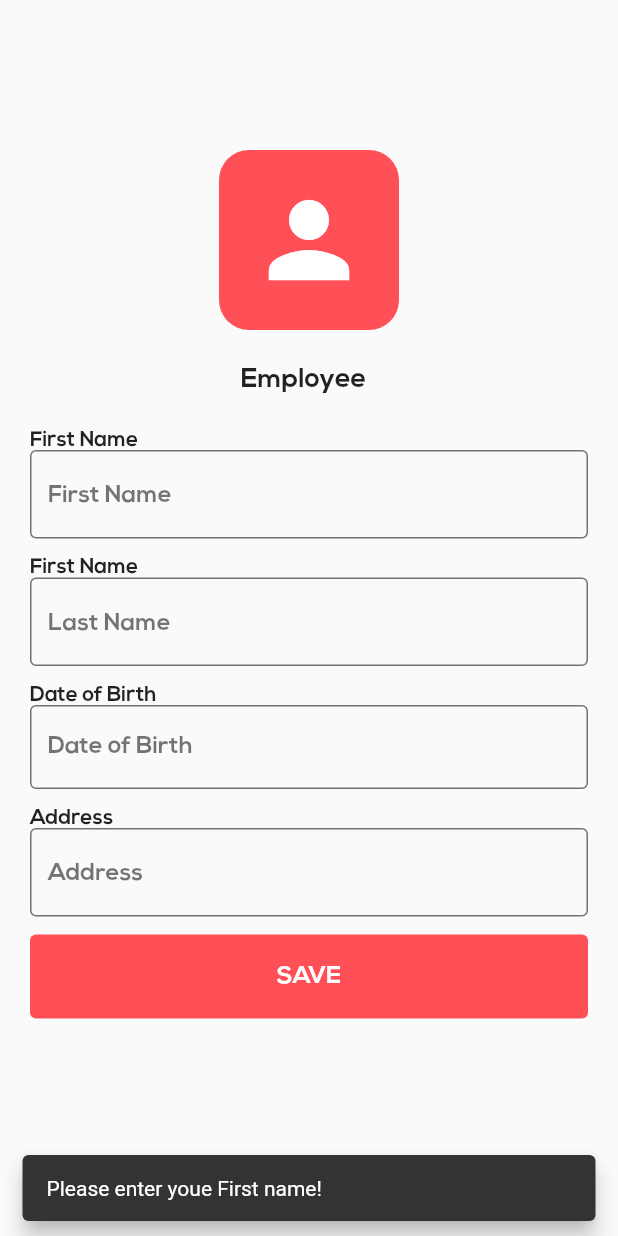
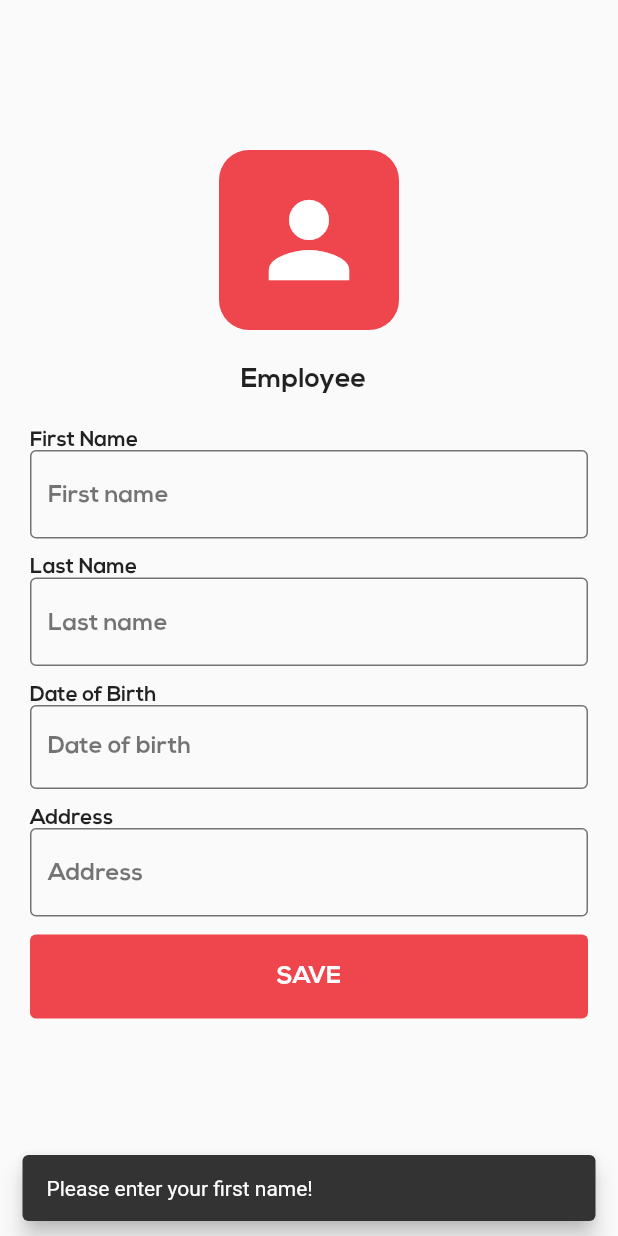
Before and after one commit to omkarwani7/attendance-flutter-app, a Flutter app: the ProfileScreen screen opened directly, after a tap on "SAVE", on a phone screen of 412 x 824 dp. Run offline on Flutter 3.47's test engine with Material 2 defaults, Android fonts, the light colour scheme and no system bars; our stand-ins replace cloud_firestore, firebase_core, firebase_storage, flutter_keyboard_visibility, font_awesome_flutter, geocoding and 5 more; missing offline and left inert: month_year_picker; accounts and stored records are empty.

Commit message:
New Commit

```diff
--- a/lib/homescreen.dart
+++ b/lib/homescreen.dart
@@ -46,6 +46,7 @@ class _HomeScreenState extends State<HomeScreen> {
   }
 
   void _getCredentials() async {
+    try {
       DocumentSnapshot doc = await FirebaseFirestore.instance
           .collection("Employee")
           .doc(User.id)
@@ -57,6 +58,9 @@ class _HomeScreenState extends State<HomeScreen> {
         User.birthDate = doc['birthDate'];
         User.address = doc['address'];
       });
+    } catch (e) {
+      return;
+    }
   }
 
   void _startLocationService() async {
--- a/lib/profilescreen.dart
+++ b/lib/profilescreen.dart
@@ -1,32 +1,26 @@
-import 'dart:io';
-
+import 'package:attendanceapp/model/user.dart';
 import 'package:cloud_firestore/cloud_firestore.dart';
 import 'package:firebase_storage/firebase_storage.dart';
 import 'package:flutter/material.dart';
-import 'package:flutter/src/widgets/framework.dart';
-import 'package:flutter/src/widgets/placeholder.dart';
+import 'package:image_picker/image_picker.dart';
+import 'dart:io';
 import 'package:intl/intl.dart';
-import 'package:image_picker/image_picker.dart';
-
-import 'model/user.dart';
 
 class ProfileScreen extends StatefulWidget {
   const ProfileScreen({Key? key}) : super(key: key);
 
   @override
-  State<ProfileScreen> createState() => _ProfileScreenState();
+  _ProfileScreenState createState() => _ProfileScreenState();
 }
 
 class _ProfileScreenState extends State<ProfileScreen> {
   double screenHeight = 0;
   double screenWidth = 0;
-
-  Color primary = const Color(0xffeeff444c);
-  String birth = "Date of Birth";
+  Color primary = const Color(0xffeef444c);
+  String birth = "Date of birth";
 
   TextEditingController firstNameController = TextEditingController();
   TextEditingController lastNameController = TextEditingController();
-  //TextEditingController birthDateController = TextEditingController();
   TextEditingController addressController = TextEditingController();
 
   void pickUploadProfilePic() async {
@@ -36,14 +30,23 @@ class _ProfileScreenState extends State<ProfileScreen> {
       maxWidth: 512,
       imageQuality: 90,
     );
+
     Reference ref = FirebaseStorage.instance
         .ref()
         .child("${User.employeeId.toLowerCase()}_profilepic.jpg");
 
     await ref.putFile(File(image!.path));
-    ref.getDownloadURL().then((value) {
+
+    ref.getDownloadURL().then((value) async {
       setState(() {
         User.profilePicLink = value;
+      });
+
+      await FirebaseFirestore.instance
+          .collection("Employee")
+          .doc(User.id)
+          .update({
+        'profilePic': value,
       });
     });
   }
@@ -54,7 +57,7 @@ class _ProfileScreenState extends State<ProfileScreen> {
     screenWidth = MediaQuery.of(context).size.width;
     return Scaffold(
       body: SingleChildScrollView(
-        padding: EdgeInsets.all(20),
+        padding: const EdgeInsets.all(20),
         child: Column(
           children: [
             GestureDetector(
@@ -62,7 +65,7 @@ class _ProfileScreenState extends State<ProfileScreen> {
                 pickUploadProfilePic();
               },
               child: Container(
-                margin: EdgeInsets.only(top: 80, bottom: 24),
+                margin: const EdgeInsets.only(top: 80, bottom: 24),
                 height: 120,
                 width: 120,
                 alignment: Alignment.center,
@@ -77,7 +80,10 @@ class _ProfileScreenState extends State<ProfileScreen> {
                           color: Colors.white,
                           size: 80,
                         )
-                      : Image.network(User.profilePicLink),
+                      : ClipRRect(
+                          borderRadius: BorderRadius.circular(20),
+                          child: Image.network(User.profilePicLink),
+                        ),
                 ),
               ),
             ),
@@ -85,7 +91,7 @@ class _ProfileScreenState extends State<ProfileScreen> {
               alignment: Alignment.center,
               child: Text(
                 "Employee ${User.employeeId}",
-                style: TextStyle(
+                style: const TextStyle(
                   fontFamily: "NexaBold",
                   fontSize: 18,
                 ),
@@ -94,19 +100,14 @@ class _ProfileScreenState extends State<ProfileScreen> {
             const SizedBox(
               height: 24,
             ),
-            textField("First Name", "First Name", firstNameController),
-            textField("First Name", "Last Name", lastNameController),
-            Align(
-              alignment: Alignment.centerLeft,
-              child: Text(
-                "Date of Birth",
-                style: TextStyle(
-                  fontFamily: "NexaBold",
-                  color: Colors.black87,
-                ),
-              ),
-            ),
-            GestureDetector(
+            User.canEdit
+                ? textField("First Name", "First name", firstNameController)
+                : field("First Name", User.firstName),
+            User.canEdit
+                ? textField("Last Name", "Last name", lastNameController)
+                : field("Last Name", User.lastName),
+            User.canEdit
+                ? GestureDetector(
                     onTap: () {
                       showDatePicker(
                           context: context,
@@ -126,7 +127,7 @@ class _ProfileScreenState extends State<ProfileScreen> {
                                     primary: primary,
                                   ),
                                 ),
-                          textTheme: TextTheme(
+                                textTheme: const TextTheme(
                                   headline4: TextStyle(
                                     fontFamily: "NexaBold",
                                   ),
@@ -146,32 +147,14 @@ class _ProfileScreenState extends State<ProfileScreen> {
                         });
                       });
                     },
-              child: Container(
-                height: kToolbarHeight,
-                width: screenWidth,
-                margin: EdgeInsets.only(bottom: 12),
-                padding: EdgeInsets.only(left: 11),
-                decoration: BoxDecoration(
-                  borderRadius: BorderRadius.circular(4),
-                  border: Border.all(
-                    color: Colors.black54,
-                  ),
-                ),
-                child: Align(
-                  alignment: Alignment.centerLeft,
-                  child: Text(
-                    birth,
-                    style: TextStyle(
-                      fontFamily: "NexaBold",
-                      color: Colors.black54,
-                      fontSize: 16,
-                    ),
-                  ),
-                ),
-              ),
-            ),
-            textField("Address", "Address", addressController),
-            GestureDetector(
+                    child: field("Date of Birth", birth),
+                  )
+                : field("Date of Birth", User.birthDate),
+            User.canEdit
+                ? textField("Address", "Address", addressController)
+                : field("Address", User.address),
+            User.canEdit
+                ? GestureDetector(
                     onTap: () async {
                       String firstName = firstNameController.text;
                       String lastName = lastNameController.text;
@@ -180,13 +163,13 @@ class _ProfileScreenState extends State<ProfileScreen> {
 
                       if (User.canEdit) {
                         if (firstName.isEmpty) {
-                    showSnackBar("Please enter youe First name!");
+                          showSnackBar("Please enter your first name!");
                         } else if (lastName.isEmpty) {
-                    showSnackBar("Please enter you Last name!");
+                          showSnackBar("Please enter your last name!");
                         } else if (birthDate.isEmpty) {
-                    showSnackBar("Please enter your Birth date!");
+                          showSnackBar("Please enter your birth date!");
                         } else if (address.isEmpty) {
-                    showSnackBar("Please enter your Address!");
+                          showSnackBar("Please enter your address!");
                         } else {
                           await FirebaseFirestore.instance
                               .collection("Employee")
@@ -197,36 +180,85 @@ class _ProfileScreenState extends State<ProfileScreen> {
                             'birthDate': birthDate,
                             'address': address,
                             'canEdit': false,
+                          }).then((value) {
+                            setState(() {
+                              User.canEdit = false;
+                              User.firstName = firstName;
+                              User.lastName = lastName;
+                              User.birthDate = birthDate;
+                              User.address = address;
+                            });
                           });
                         }
                       } else {
-                  showSnackBar("You can't edit anymore");
+                        showSnackBar(
+                            "You can't edit anymore, please contact support team.");
                       }
                     },
                     child: Container(
                       height: kToolbarHeight,
                       width: screenWidth,
-                margin: EdgeInsets.only(bottom: 12),
-                //padding: EdgeInsets.only(left: 11),
+                      margin: const EdgeInsets.only(bottom: 12),
                       decoration: BoxDecoration(
                         borderRadius: BorderRadius.circular(4),
                         color: primary,
                       ),
-                child: Center(
+                      child: const Center(
                         child: Text(
                           "SAVE",
                           style: TextStyle(
+                            color: Colors.white,
                             fontFamily: "NexaBold",
-                      color: Colors.white,
                             fontSize: 16,
                           ),
                         ),
                       ),
                     ),
-            ),
+                  )
+                : const SizedBox(),
           ],
         ),
       ),
+    );
+  }
+
+  Widget field(String title, String text) {
+    return Column(
+      children: [
+        Align(
+          alignment: Alignment.centerLeft,
+          child: Text(
+            title,
+            style: const TextStyle(
+              fontFamily: "NexaBold",
+              color: Colors.black87,
+            ),
+          ),
+        ),
+        Container(
+          height: kToolbarHeight,
+          width: screenWidth,
+          margin: const EdgeInsets.only(bottom: 12),
+          padding: const EdgeInsets.only(left: 11),
+          decoration: BoxDecoration(
+            borderRadius: BorderRadius.circular(4),
+            border: Border.all(
+              color: Colors.black54,
+            ),
+          ),
+          child: Align(
+            alignment: Alignment.centerLeft,
+            child: Text(
+              text,
+              style: const TextStyle(
+                color: Colors.black54,
+                fontFamily: "NexaBold",
+                fontSize: 16,
+              ),
+            ),
+          ),
+        ),
+      ],
     );
   }
 
@@ -238,21 +270,21 @@ class _ProfileScreenState extends State<ProfileScreen> {
           alignment: Alignment.centerLeft,
           child: Text(
             title,
-            style: TextStyle(
+            style: const TextStyle(
               fontFamily: "NexaBold",
               color: Colors.black87,
             ),
           ),
         ),
         Container(
-          margin: EdgeInsets.only(bottom: 12),
+          margin: const EdgeInsets.only(bottom: 12),
           child: TextFormField(
             controller: controller,
             cursorColor: Colors.black54,
             maxLines: 1,
             decoration: InputDecoration(
               hintText: hint,
-              hintStyle: TextStyle(
+              hintStyle: const TextStyle(
                 color: Colors.black54,
                 fontFamily: "NexaBold",
               ),
```
Lines whose indentation alone changed are shown as unchanged.
